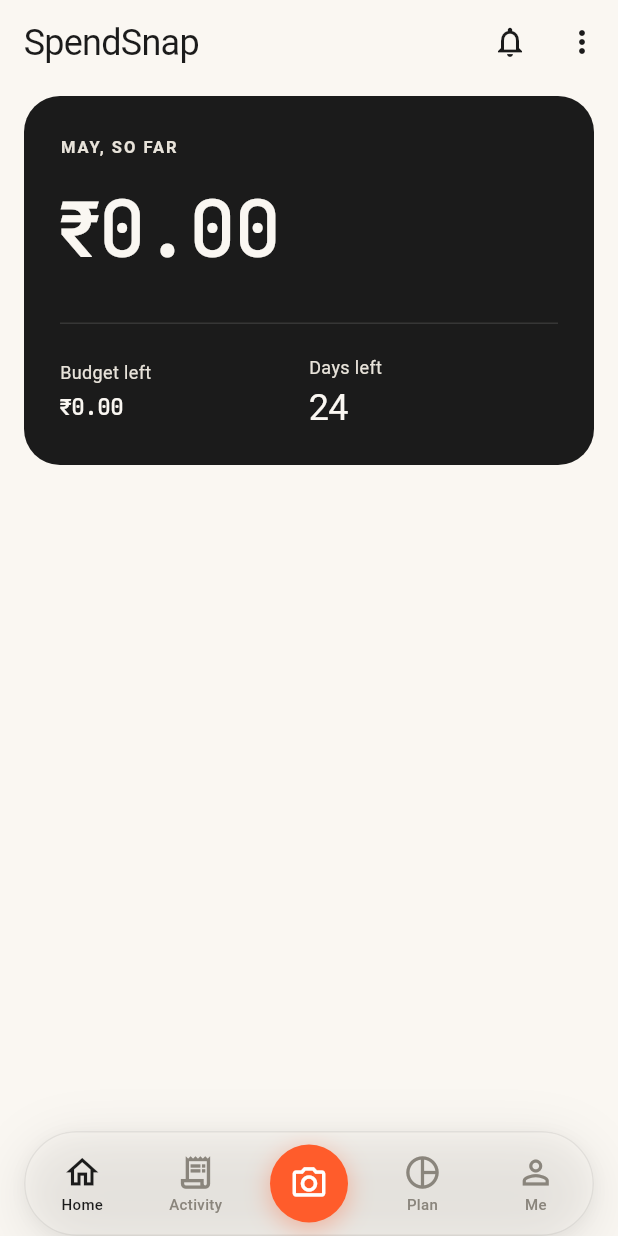
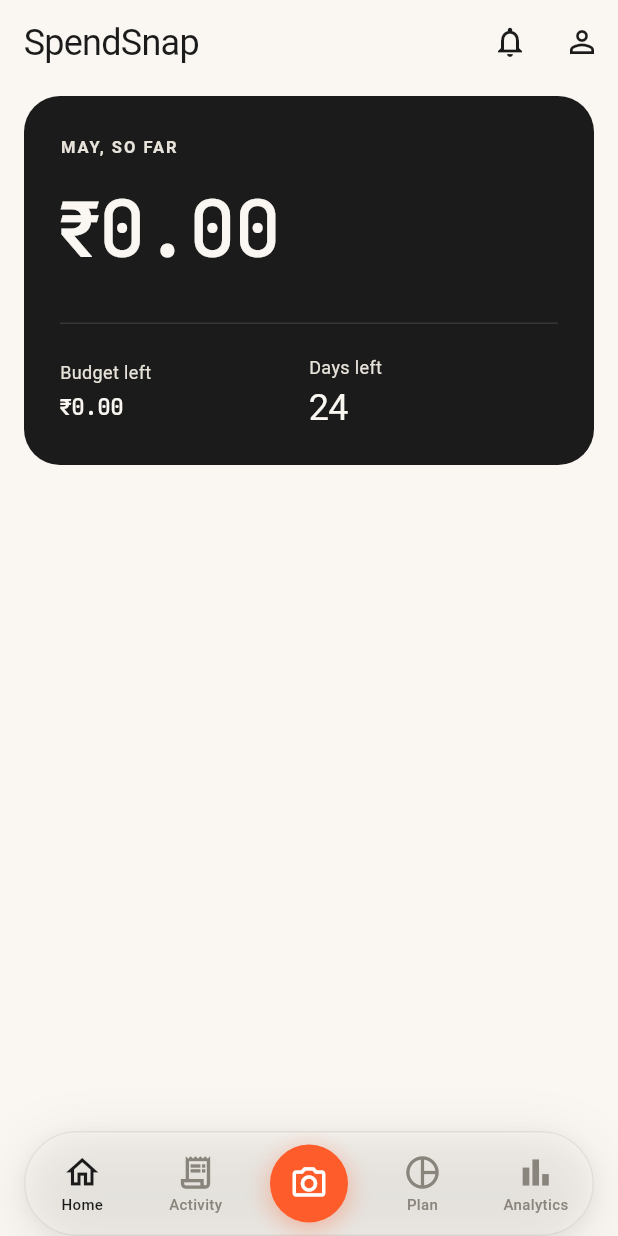
Before and after one commit to KartavyaY/SpendSnap, a Flutter app: the DashboardPage screen opened by its route, on a phone screen of 412 x 824 dp. Run offline on Flutter 3.47's test engine with Material 3 defaults, Android fonts, the phone set to English and light mode, and no system bars; our stand-ins replace cloud_firestore, connectivity_plus, equatable, firebase_auth, firebase_core, fl_chart and 8 more; missing offline and left inert: google_mlkit_text_recognition; accounts and stored records are empty; generated files the repository leaves out were written again.

Commit message:
feat: add Analytics tab, move Me to AppBar, rename app
- Replace Me tab with Analytics in bottom nav pill
- Add profile icon button in dashboard AppBar -> /me
- Remove PopupMenuButton (logout lives on Me page)
- Rename Android app label from finance_app to SpendSnap

```diff
--- a/lib/core/routing/app_router.dart
+++ b/lib/core/routing/app_router.dart
@@ -104,7 +104,7 @@
   final Widget child;
   const MainShell({super.key, required this.child});
 
-  static const _tabRoutes = ['/', '/transactions', null, '/budgets', '/me'];
+  static const _tabRoutes = ['/', '/transactions', null, '/budgets', '/analytics'];
 
   int _currentIndex(String location) {
     for (int i = 0; i < _tabRoutes.length; i++) {
@@ -275,8 +275,8 @@
                     onTap: () => onTap(3),
                   ),
                   _TabItem(
-                    icon: Icons.person_outline,
-                    label: 'Me',
+                    icon: Icons.bar_chart_outlined,
+                    label: 'Analytics',
                     active: currentIndex == 4,
                     onTap: () => onTap(4),
                   ),
--- a/lib/features/dashboard/presentation/pages/dashboard_page.dart
+++ b/lib/features/dashboard/presentation/pages/dashboard_page.dart
@@ -289,17 +289,9 @@
               );
             },
           ),
-          PopupMenuButton(
-            icon: const Icon(Icons.more_vert),
-            constraints: const BoxConstraints(minWidth: 0),
-            itemBuilder: (_) => [
-              const PopupMenuItem(value: 'logout', child: Text('Log out')),
-            ],
-            onSelected: (v) {
-              if (v == 'logout') {
-                context.read<AuthBloc>().add(const LogoutRequested());
-              }
-            },
+          IconButton(
+            icon: const Icon(Icons.person_outline),
+            onPressed: () => context.go('/me'),
           ),
         ],
       ),
```
Also changed, not shown: 1 other file.
